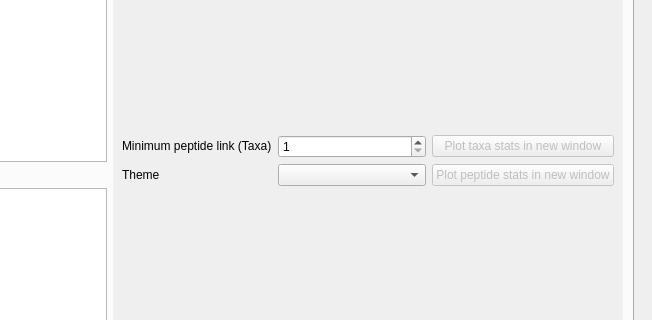
byemaxx/MetaX, file utils/MetaX_GUI/MainWindow.ui: the form before one commit; both pictures show x 432 to 1084 and y 145 to 465 of the 1084 by 598 pixel window.
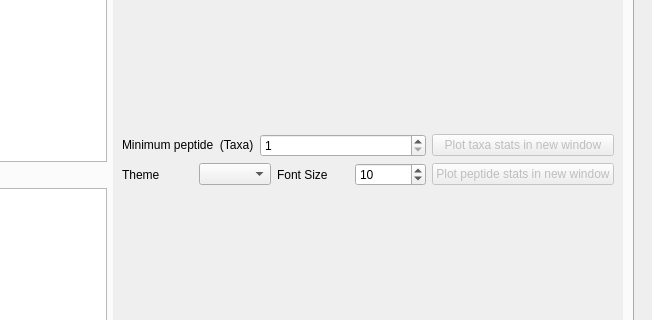
The form after the commit. The open tabs and pages were chosen to show the change.

Commit message: - New: 1. Add a genome level to taxa level as the last level of the taxa. 2. Add an option to set font size for the plot of the data overview. - Change: 1. changed bar plot to pie chart for the "Number of identified peptides in different taxa level". 2. Set the dot siize of the 2D PCA and beta diversity plot as width*height.

Patch:
```diff
--- a/utils/MetaX_GUI/MainWindow.ui
+++ b/utils/MetaX_GUI/MainWindow.ui
@@ -240,7 +240,7 @@
                  <x>0</x>
                  <y>0</y>
                  <width>477</width>
-                 <height>377</height>
+                 <height>373</height>
                 </rect>
                </property>
                <attribute name="label">
@@ -252,42 +252,6 @@
                 </item>
                 <item row="1" column="0" colspan="2">
                  <layout class="QGridLayout" name="gridLayout_36">
-                  <item row="0" column="0">
-                   <widget class="QLabel" name="label_133">
-                    <property name="sizePolicy">
-                     <sizepolicy hsizetype="Maximum" vsizetype="Fixed">
-                      <horstretch>0</horstretch>
-                      <verstretch>0</verstretch>
-                     </sizepolicy>
-                    </property>
-                    <property name="text">
-                     <string>Minimum peptide link (Taxa)</string>
-                    </property>
-                   </widget>
-                  </item>
-                  <item row="0" column="1">
-                   <widget class="QSpinBox" name="spinBox_overview_tax_plot_new_window_peptide_num">
-                    <property name="sizePolicy">
-                     <sizepolicy hsizetype="Preferred" vsizetype="Fixed">
-                      <horstretch>0</horstretch>
-                      <verstretch>0</verstretch>
-                     </sizepolicy>
-                    </property>
-                    <property name="minimum">
-                     <number>1</number>
-                    </property>
-                    <property name="maximum">
-                     <number>9999</number>
-                    </property>
-                   </widget>
-                  </item>
-                  <item row="1" column="0">
-                   <widget class="QLabel" name="label_154">
-                    <property name="text">
-                     <string>Theme</string>
-                    </property>
-                   </widget>
-                  </item>
                   <item row="0" column="2">
                    <widget class="QPushButton" name="pushButton_overview_tax_plot_new_window">
                     <property name="enabled">
@@ -304,9 +268,6 @@
                     </property>
                    </widget>
                   </item>
-                  <item row="1" column="1">
-                   <widget class="QComboBox" name="comboBox_data_overiew_theme"/>
-                  </item>
                   <item row="1" column="2">
                    <widget class="QPushButton" name="pushButton_overview_peptide_plot_new_window">
                     <property name="enabled">
@@ -323,6 +284,74 @@
                     </property>
                    </widget>
                   </item>
+                  <item row="1" column="0">
+                   <layout class="QHBoxLayout" name="horizontalLayout_64">
+                    <item>
+                     <widget class="QLabel" name="label_154">
+                      <property name="text">
+                       <string>Theme</string>
+                      </property>
+                     </widget>
+                    </item>
+                    <item>
+                     <widget class="QComboBox" name="comboBox_data_overiew_theme"/>
+                    </item>
+                   </layout>
+                  </item>
+                  <item row="1" column="1">
+                   <layout class="QHBoxLayout" name="horizontalLayout_65">
+                    <item>
+                     <widget class="QLabel" name="label_157">
+                      <property name="text">
+                       <string>Font Size</string>
+                      </property>
+                     </widget>
+                    </item>
+                    <item>
+                     <widget class="QSpinBox" name="spinBox_data_overiew_font_size">
+                      <property name="minimum">
+                       <number>1</number>
+                      </property>
+                      <property name="value">
+                       <number>10</number>
+                      </property>
+                     </widget>
+                    </item>
+                   </layout>
+                  </item>
+                  <item row="0" column="0" colspan="2">
+                   <layout class="QHBoxLayout" name="horizontalLayout_66">
+                    <item>
+                     <widget class="QLabel" name="label_133">
+                      <property name="sizePolicy">
+                       <sizepolicy hsizetype="Maximum" vsizetype="Fixed">
+                        <horstretch>0</horstretch>
+                        <verstretch>0</verstretch>
+                       </sizepolicy>
+                      </property>
+                      <property name="text">
+                       <string>Minimum peptide  (Taxa)</string>
+                      </property>
+                     </widget>
+                    </item>
+                    <item>
+                     <widget class="QSpinBox" name="spinBox_overview_tax_plot_new_window_peptide_num">
+                      <property name="sizePolicy">
+                       <sizepolicy hsizetype="Preferred" vsizetype="Fixed">
+                        <horstretch>0</horstretch>
+                        <verstretch>0</verstretch>
+                       </sizepolicy>
+                      </property>
+                      <property name="minimum">
+                       <number>1</number>
+                      </property>
+                      <property name="maximum">
+                       <number>9999</number>
+                      </property>
+                     </widget>
+                    </item>
+                   </layout>
+                  </item>
                  </layout>
                 </item>
                </layout>
```
Left out of the diff: 19 changed lines with no effect on the pictures. The commit also changes 9 other files.
